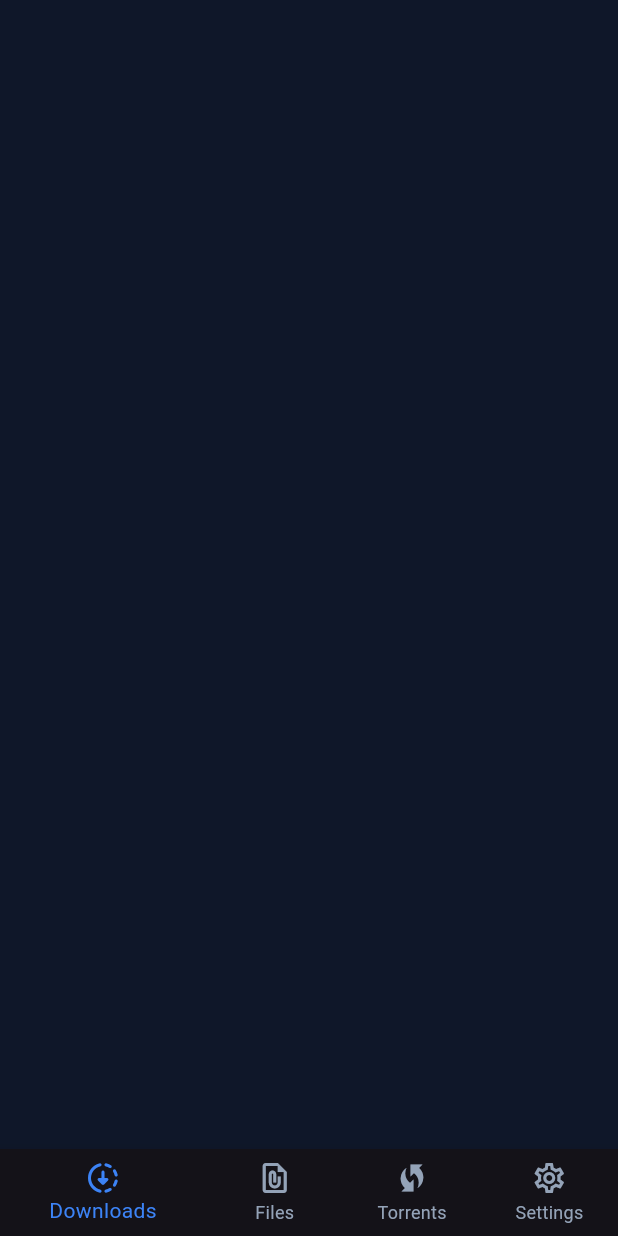
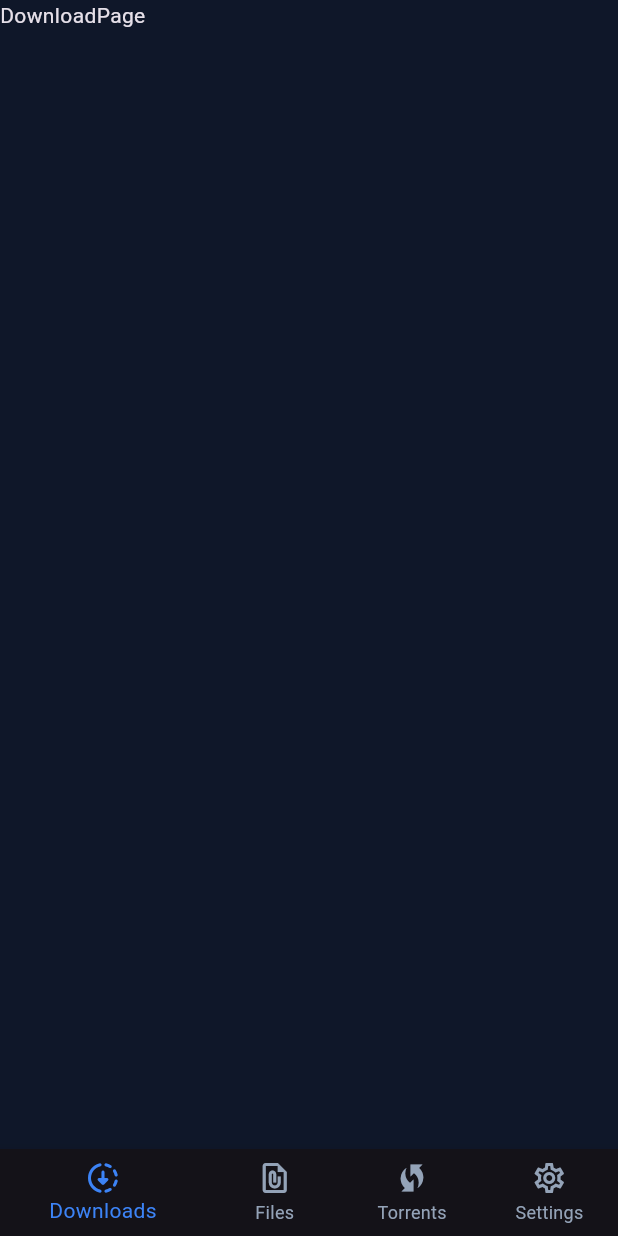
Before and after one commit to jchocola/easy_download_manager, a Flutter app: the screen it shows after launch, on a phone screen of 412 x 824 dp. Run offline on Flutter 3.47's test engine with Material 3 defaults, Android fonts, the phone set to English and light mode, and no system bars; our stand-ins replace adaptive_theme, go_router.

Commit message:
using go router for nested navigation

```diff
--- /dev/null
+++ b/lib/core/constant/router.dart
@@ -0,0 +1,38 @@
+import 'package:easy_download_manager/main_page.dart';
+import 'package:easy_download_manager/presentation/downloads_page/downloads_page.dart';
+import 'package:easy_download_manager/presentation/files_page/files_page.dart';
+import 'package:easy_download_manager/presentation/settings_page/settings_page.dart';
+import 'package:easy_download_manager/presentation/torrents_page/torrents_page.dart';
+import 'package:go_router/go_router.dart';
+
+final GoRouter router = GoRouter(
+  initialLocation: '/downloads',
+  routes: [
+    StatefulShellRoute.indexedStack(
+      builder: (context, state, navigationShell) {
+        return MainPage(navigationShell: navigationShell);
+      },
+      branches: [
+        // --- ВЕТВЬ 1: (Downloads) ---
+        StatefulShellBranch(routes: [
+          GoRoute(path: '/downloads', builder: (context, state) => const DownloadsPage(),)
+        ]),
+
+        // --- ВЕТВЬ 2:  (Files) ---
+        StatefulShellBranch(routes: [
+          GoRoute(path: '/files', builder: (context, state) => const FilesPage(),)
+        ]),
+
+        // --- ВЕТВЬ 3:  (Torrents) ---
+        StatefulShellBranch(routes: [
+          GoRoute(path: '/torrents', builder: (context,state)=> const TorrentsPage())
+        ]),
+
+         // --- ВЕТВЬ 3:  (Torrents) ---
+         StatefulShellBranch(routes: [
+          GoRoute(path: '/settings', builder: (context, state) => const SettingsPage(),)
+         ])
+      ],
+    ),
+  ],
+);
--- a/lib/main.dart
+++ b/lib/main.dart
@@ -1,4 +1,5 @@
 import 'package:adaptive_theme/adaptive_theme.dart';
+import 'package:easy_download_manager/core/constant/router.dart';
 import 'package:easy_download_manager/core/theme/dark_theme.dart';
 import 'package:easy_download_manager/core/theme/light_theme.dart';
 import 'package:easy_download_manager/main_page.dart';
@@ -17,12 +18,13 @@ class MyApp extends StatelessWidget {
       light: appLightTheme,
       dark: appDarkTheme,
       initial: AdaptiveThemeMode.dark,
-      builder: (theme, darkTheme) => MaterialApp(
+      builder: (theme, darkTheme) => MaterialApp.router(
         debugShowCheckedModeBanner: false,
         title: 'EDM',
         theme: theme,
         darkTheme: darkTheme,
-        home: const MainPage(),
+        routerConfig: router,
+       // home: const MainPage(),
       ),
     );
   }
--- a/lib/main_page.dart
+++ b/lib/main_page.dart
@@ -1,18 +1,41 @@
 import 'package:easy_download_manager/core/constant/app_icon.dart';
 import 'package:flutter/material.dart';
+import 'package:go_router/go_router.dart';
 
 class MainPage extends StatelessWidget {
-  const MainPage({super.key});
+  const MainPage({super.key, required this.navigationShell});
+
+  // Shell - это виджет, который предоставляет go_router
+  final StatefulNavigationShell navigationShell;
 
   @override
   Widget build(BuildContext context) {
     return Scaffold(
+      body: navigationShell,
       bottomNavigationBar: BottomNavigationBar(
+        // Устанавливаем текущий индекс
+        currentIndex: navigationShell.currentIndex,
+
+        onTap: (value) {
+          navigationShell.goBranch(value);
+        },
         items: [
-          BottomNavigationBarItem(icon: Icon(AppIcon.downloadIcon), label: 'Downloads'),
-          BottomNavigationBarItem(icon: Icon(AppIcon.filesIcon), label: 'Files'),
-          BottomNavigationBarItem(icon: Icon(AppIcon.torrentIcon), label: 'Torrents'),
-          BottomNavigationBarItem(icon: Icon(AppIcon.settingIcon), label: 'Settings'),
+          BottomNavigationBarItem(
+            icon: Icon(AppIcon.downloadIcon),
+            label: 'Downloads',
+          ),
+          BottomNavigationBarItem(
+            icon: Icon(AppIcon.filesIcon),
+            label: 'Files',
+          ),
+          BottomNavigationBarItem(
+            icon: Icon(AppIcon.torrentIcon),
+            label: 'Torrents',
+          ),
+          BottomNavigationBarItem(
+            icon: Icon(AppIcon.settingIcon),
+            label: 'Settings',
+          ),
         ],
       ),
     );
--- /dev/null
+++ b/lib/presentation/downloads_page/downloads_page.dart
@@ -0,0 +1,12 @@
+import 'package:flutter/material.dart';
+
+class DownloadsPage extends StatelessWidget {
+  const DownloadsPage({super.key});
+
+  @override
+  Widget build(BuildContext context) {
+    return Scaffold(
+      body: Text('DownloadPage'),
+    );
+  }
+}
--- a/pubspec.yaml
+++ b/pubspec.yaml
@@ -14,6 +14,7 @@ dependencies:
 
   cupertino_icons: ^1.0.8
   adaptive_theme: ^3.7.2
+  go_router: ^17.0.0
 
 dev_dependencies:
   flutter_test:
```
Also changed, not shown: lib/presentation/files_page/files_page.dart (added, +12 -0 lines), lib/presentation/settings_page/settings_page.dart (added, +12 -0 lines), lib/presentation/torrents_page/torrents_page.dart (added, +12 -0 lines), pubspec.lock.
